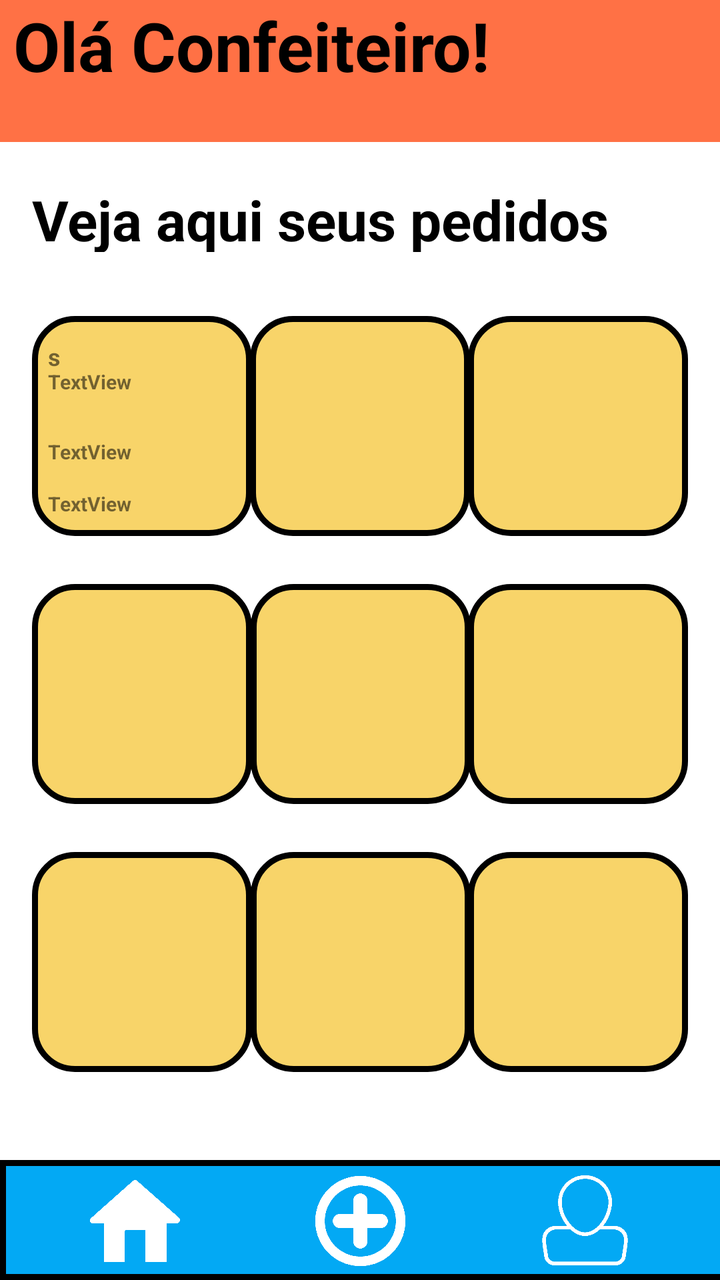
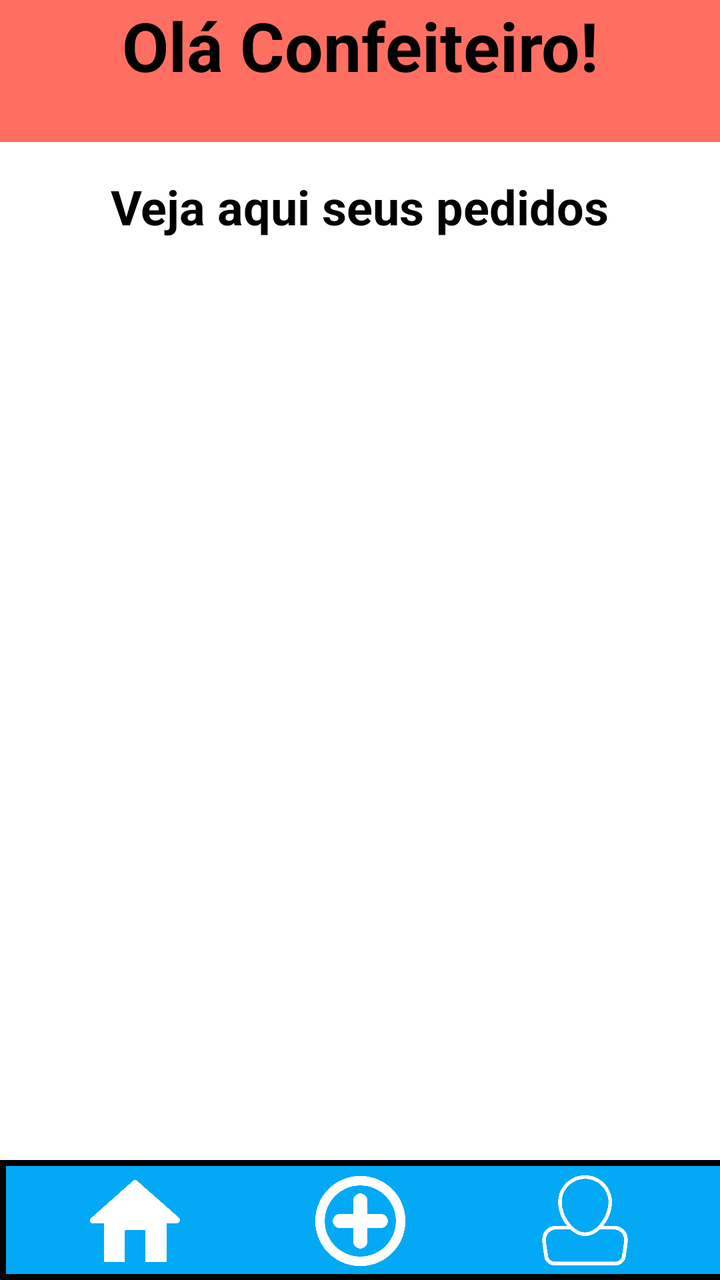

Compare the two renders of this Android layout. The source of the first and the diff that turns it into the second are given below.
<!-- AndroidManifest.xml: application theme Theme.DocesDoDia -->
<!-- res/layout/activity_tela_pedidos.xml -->
<?xml version="1.0" encoding="utf-8"?>
<androidx.constraintlayout.widget.ConstraintLayout xmlns:android="http://schemas.android.com/apk/res/android"
    xmlns:app="http://schemas.android.com/apk/res-auto"
    xmlns:tools="http://schemas.android.com/tools"
    android:layout_width="match_parent"
    android:layout_height="match_parent"
    tools:context=".TelaPedidos">

    <View
        android:id="@+id/fundobts1"
        android:layout_width="413dp"
        android:layout_height="60dp"
        android:background="@drawable/container_fundobts"
        app:layout_constraintBottom_toBottomOf="parent"
        app:layout_constraintEnd_toEndOf="parent"
        app:layout_constraintHorizontal_bias="0.0"
        app:layout_constraintStart_toStartOf="parent"
        app:layout_constraintTop_toBottomOf="@+id/telinha8"
        app:layout_constraintVertical_bias="1.0"
        tools:ignore="MissingConstraints" />

    <TextView
        android:id="@+id/textOla"
        android:layout_width="414dp"
        android:layout_height="71dp"
        android:background="#FF7145"
        android:text="    Olá Confeiteiro!"
        android:textAlignment="textStart"
        android:textColor="@color/black"
        android:textSize="34sp"
        android:textStyle="bold"
        app:layout_constraintEnd_toEndOf="parent"
        app:layout_constraintStart_toStartOf="parent"
        app:layout_constraintTop_toTopOf="parent" />


    <TextView
        android:id="@+id/textpedidos"
        android:layout_width="345dp"
        android:layout_height="35dp"
        android:layout_marginStart="16dp"
        android:layout_marginTop="20dp"
        android:text="Veja aqui seus pedidos"
        android:textColor="#000000"
        android:textSize="28sp"
        android:textStyle="bold"
        app:layout_constraintStart_toStartOf="parent"
        app:layout_constraintTop_toBottomOf="@+id/textOla"
        tools:ignore="MissingConstraints" />

    <View
        android:id="@+id/telinha1"
        android:layout_width="110dp"
        android:layout_height="110dp"
        android:layout_marginStart="16dp"
        android:layout_marginTop="32dp"
        android:background="@drawable/container_telinhas"
        app:layout_constraintStart_toStartOf="parent"
        app:layout_constraintTop_toBottomOf="@+id/textpedidos"
        tools:ignore="MissingConstraints" />

    <View
        android:id="@+id/telinha2"
        android:layout_width="110dp"
        android:layout_height="110dp"
        android:layout_marginTop="32dp"
        android:background="@drawable/container_telinhas"
        app:layout_constraintEnd_toStartOf="@+id/telinha3"
        app:layout_constraintStart_toEndOf="@+id/telinha1"
        app:layout_constraintTop_toBottomOf="@+id/textpedidos"
        tools:ignore="MissingConstraints" />

    <View
        android:id="@+id/telinha3"
        android:layout_width="110dp"
        android:layout_height="110dp"
        android:layout_marginTop="32dp"
        android:layout_marginEnd="16dp"
        android:background="@drawable/container_telinhas"
        app:layout_constraintEnd_toEndOf="parent"
        app:layout_constraintTop_toBottomOf="@+id/textpedidos"
        tools:ignore="MissingConstraints" />

    <View
        android:id="@+id/telinha4"
        android:layout_width="110dp"
        android:layout_height="110dp"
        android:layout_marginStart="16dp"
        android:layout_marginTop="24dp"
        android:background="@drawable/container_telinhas"
        app:layout_constraintStart_toStartOf="parent"
        app:layout_constraintTop_toBottomOf="@+id/telinha1"
        tools:ignore="MissingConstraints" />

    <View
        android:id="@+id/telinha5"
        android:layout_width="110dp"
        android:layout_height="110dp"
        android:layout_marginTop="24dp"
        android:background="@drawable/container_telinhas"
        app:layout_constraintEnd_toStartOf="@+id/telinha6"
        app:layout_constraintHorizontal_bias="0.489"
        app:layout_constraintStart_toEndOf="@+id/telinha4"
        app:layout_constraintTop_toBottomOf="@+id/telinha2"
        tools:ignore="MissingConstraints" />

    <View
        android:id="@+id/telinha6"
        android:layout_width="110dp"
        android:layout_height="110dp"
        android:layout_marginTop="24dp"
        android:layout_marginEnd="16dp"
        android:background="@drawable/container_telinhas"
        app:layout_constraintEnd_toEndOf="parent"
        app:layout_constraintTop_toBottomOf="@+id/telinha3"
        tools:ignore="MissingConstraints" />

    <View
        android:id="@+id/telinha7"
        android:layout_width="110dp"
        android:layout_height="110dp"
        android:layout_marginStart="16dp"
        android:layout_marginTop="24dp"
        android:background="@drawable/container_telinhas"
        app:layout_constraintStart_toStartOf="parent"
        app:layout_constraintTop_toBottomOf="@+id/telinha4"
        tools:ignore="MissingConstraints" />

    <View
        android:id="@+id/telinha8"
        android:layout_width="110dp"
        android:layout_height="110dp"
        android:layout_marginTop="24dp"
        android:background="@drawable/container_telinhas"
        app:layout_constraintEnd_toStartOf="@+id/telinha9"
        app:layout_constraintHorizontal_bias="0.489"
        app:layout_constraintStart_toEndOf="@+id/telinha7"
        app:layout_constraintTop_toBottomOf="@+id/telinha5"
        tools:ignore="MissingConstraints" />

    <View
        android:id="@+id/telinha9"
        android:layout_width="110dp"
        android:layout_height="110dp"
        android:layout_marginTop="24dp"
        android:layout_marginEnd="16dp"
        android:background="@drawable/container_telinhas"
        app:layout_constraintEnd_toEndOf="parent"
        app:layout_constraintTop_toBottomOf="@+id/telinha6"
        tools:ignore="MissingConstraints" />

    <TextView
        android:id="@+id/textNomeP"
        android:layout_width="90dp"
        android:layout_height="14dp"
        android:layout_marginStart="8dp"
        android:layout_marginTop="12dp"
        android:text="s"
        android:textSize="12sp"
        android:textStyle="bold"
        app:layout_constraintStart_toStartOf="@+id/telinha1"
        app:layout_constraintTop_toTopOf="@+id/telinha1" />

    <TextView
        android:id="@+id/textDescriP"
        android:layout_width="99dp"
        android:layout_height="35dp"
        android:layout_marginStart="8dp"
        android:text="TextView"
        android:textSize="10sp"
        android:textStyle="bold"
        app:layout_constraintStart_toStartOf="@+id/telinha1"
        app:layout_constraintTop_toBottomOf="@+id/textNomeP" />

    <TextView
        android:id="@+id/textEnderecoP"
        android:layout_width="99dp"
        android:layout_height="26dp"
        android:layout_marginStart="8dp"
        android:text="TextView"
        android:textSize="10sp"
        android:textStyle="bold"
        app:layout_constraintStart_toStartOf="@+id/telinha1"
        app:layout_constraintTop_toBottomOf="@+id/textDescriP" />

    <TextView
        android:id="@+id/textDataP"
        android:layout_width="80dp"
        android:layout_height="18dp"
        android:layout_marginStart="8dp"
        android:text="TextView"
        android:textSize="10sp"
        android:textStyle="bold"
        app:layout_constraintStart_toStartOf="@+id/telinha1"
        app:layout_constraintTop_toBottomOf="@+id/textEnderecoP" />

    <ImageView
        android:id="@+id/imageViewHome"
        android:layout_width="45dp"
        android:layout_height="45dp"
        android:layout_marginStart="45dp"
        app:layout_constraintBottom_toBottomOf="@+id/fundobts1"
        app:layout_constraintStart_toStartOf="@+id/fundobts1"
        app:layout_constraintTop_toTopOf="@+id/fundobts1"
        app:layout_constraintVertical_bias="0.533"
        app:srcCompat="@drawable/home" />

    <ImageView
        android:id="@+id/imageViewAdd"
        android:layout_width="45dp"
        android:layout_height="45dp"
        app:layout_constraintBottom_toBottomOf="@+id/fundobts1"
        app:layout_constraintEnd_toStartOf="@+id/imageViewPerfil"
        app:layout_constraintStart_toEndOf="@+id/imageViewHome"
        app:layout_constraintTop_toTopOf="@+id/fundobts1"
        app:layout_constraintVertical_bias="0.533"
        app:srcCompat="@drawable/maisbranco" />

    <ImageView
        android:id="@+id/imageViewPerfil"
        android:layout_width="45dp"
        android:layout_height="45dp"
        android:layout_marginEnd="45dp"
        app:layout_constraintBottom_toBottomOf="parent"
        app:layout_constraintEnd_toEndOf="parent"
        app:layout_constraintTop_toTopOf="@+id/fundobts1"
        app:srcCompat="@drawable/iconebranco" />


</androidx.constraintlayout.widget.ConstraintLayout>
<!-- resources referenced by this layout -->
<resources>
  <color name="black">#FF000000</color>
  <!-- drawable container_fundobts (drawable) -->
  <?xml version="1.0" encoding="utf-8"?>
  <shape xmlns:android="http://schemas.android.com/apk/res/android">
      <solid android:color="#03A9F4"/>
      <stroke android:color="@color/black" android:width="3dp"/>
  
  </shape>
  <!-- drawable container_telinhas (drawable) -->
  <?xml version="1.0" encoding="utf-8"?>
  <shape xmlns:android="http://schemas.android.com/apk/res/android">
  
      <solid android:color="#F8D469"/>
      <corners android:radius="20dp"/>
      <stroke android:color="@color/black" android:width="3dp"/>
  
  </shape>
  <!-- drawable home: png bitmap (drawable, 13123 bytes) -->
  <!-- drawable iconebranco: png bitmap (drawable, 4067 bytes) -->
  <!-- drawable maisbranco: png bitmap (drawable, 4518 bytes) -->
  <style name="Theme.DocesDoDia" parent="Theme.MaterialComponents.DayNight.DarkActionBar">
          
          <item name="colorPrimary">@color/purple_500</item>
          <item name="colorPrimaryVariant">@color/purple_700</item>
          <item name="colorOnPrimary">@color/white</item>
          
          <item name="colorSecondary">@color/teal_200</item>
          <item name="colorSecondaryVariant">@color/teal_700</item>
          <item name="colorOnSecondary">@color/black</item>
          
          <item name="android:statusBarColor" tools:targetApi="l">?attr/colorPrimaryVariant</item>
          
      </style>
  <color name="purple_500">#FF6200EE</color>
  <color name="purple_700">#FF3700B3</color>
  <color name="white">#FFFFFFFF</color>
  <color name="teal_200">#FF03DAC5</color>
  <color name="teal_700">#FF018786</color>
</resources>

<!-- the commit's change to res/layout/activity_tela_pedidos.xml (unified diff, before → after) -->
@@ -6,6 +6,47 @@
     android:layout_height="match_parent"
     tools:context=".TelaPedidos">
 
+    <TextView
+        android:id="@+id/textOla"
+        android:layout_width="match_parent"
+        android:layout_height="71dp"
+        android:background="#FF6F61"
+        android:text="Olá Confeiteiro!"
+        android:textAlignment="center"
+        android:textColor="@color/black"
+        android:textSize="34sp"
+        android:textStyle="bold"
+        app:layout_constraintTop_toTopOf="parent" />
+
+
+    <TextView
+        android:id="@+id/textpedidos"
+        android:layout_width="wrap_content"
+        android:layout_height="wrap_content"
+        android:layout_marginTop="16dp"
+        android:text="Veja aqui seus pedidos"
+        android:textColor="#000000"
+        android:textSize="24sp"
+        android:textStyle="bold"
+        app:layout_constraintTop_toBottomOf="@+id/textOla"
+        app:layout_constraintStart_toStartOf="parent"
+        app:layout_constraintEnd_toEndOf="parent" />
+
+    
+    <androidx.recyclerview.widget.RecyclerView
+        android:id="@+id/recyclerPedidos"
+        android:layout_width="match_parent"
+        android:layout_height="0dp"
+        android:layout_marginTop="16dp"
+        app:layout_constraintTop_toBottomOf="@+id/textpedidos"
+        app:layout_constraintBottom_toTopOf="@+id/fundobts1"
+        app:layout_constraintStart_toStartOf="parent"
+        app:layout_constraintEnd_toEndOf="parent"
+        tools:listitem="@layout/item_pedido" />
+
+
+
+    
     <View
         android:id="@+id/fundobts1"
         android:layout_width="413dp"
@@ -15,184 +56,8 @@
         app:layout_constraintEnd_toEndOf="parent"
         app:layout_constraintHorizontal_bias="0.0"
         app:layout_constraintStart_toStartOf="parent"
-        app:layout_constraintTop_toBottomOf="@+id/telinha8"
         app:layout_constraintVertical_bias="1.0"
         tools:ignore="MissingConstraints" />
-
-    <TextView
-        android:id="@+id/textOla"
-        android:layout_width="414dp"
-        android:layout_height="71dp"
-        android:background="#FF7145"
-        android:text="    Olá Confeiteiro!"
-        android:textAlignment="textStart"
-        android:textColor="@color/black"
-        android:textSize="34sp"
-        android:textStyle="bold"
-        app:layout_constraintEnd_toEndOf="parent"
-        app:layout_constraintStart_toStartOf="parent"
-        app:layout_constraintTop_toTopOf="parent" />
-
-
-    <TextView
-        android:id="@+id/textpedidos"
-        android:layout_width="345dp"
-        android:layout_height="35dp"
-        android:layout_marginStart="16dp"
-        android:layout_marginTop="20dp"
-        android:text="Veja aqui seus pedidos"
-        android:textColor="#000000"
-        android:textSize="28sp"
-        android:textStyle="bold"
-        app:layout_constraintStart_toStartOf="parent"
-        app:layout_constraintTop_toBottomOf="@+id/textOla"
-        tools:ignore="MissingConstraints" />
-
-    <View
-        android:id="@+id/telinha1"
-        android:layout_width="110dp"
-        android:layout_height="110dp"
-        android:layout_marginStart="16dp"
-        android:layout_marginTop="32dp"
-        android:background="@drawable/container_telinhas"
-        app:layout_constraintStart_toStartOf="parent"
-        app:layout_constraintTop_toBottomOf="@+id/textpedidos"
-        tools:ignore="MissingConstraints" />
-
-    <View
-        android:id="@+id/telinha2"
-        android:layout_width="110dp"
-        android:layout_height="110dp"
-        android:layout_marginTop="32dp"
-        android:background="@drawable/container_telinhas"
-        app:layout_constraintEnd_toStartOf="@+id/telinha3"
-        app:layout_constraintStart_toEndOf="@+id/telinha1"
-        app:layout_constraintTop_toBottomOf="@+id/textpedidos"
-        tools:ignore="MissingConstraints" />
-
-    <View
-        android:id="@+id/telinha3"
-        android:layout_width="110dp"
-        android:layout_height="110dp"
-        android:layout_marginTop="32dp"
-        android:layout_marginEnd="16dp"
-        android:background="@drawable/container_telinhas"
-        app:layout_constraintEnd_toEndOf="parent"
-        app:layout_constraintTop_toBottomOf="@+id/textpedidos"
-        tools:ignore="MissingConstraints" />
-
-    <View
-        android:id="@+id/telinha4"
-        android:layout_width="110dp"
-        android:layout_height="110dp"
-        android:layout_marginStart="16dp"
-        android:layout_marginTop="24dp"
-        android:background="@drawable/container_telinhas"
-        app:layout_constraintStart_toStartOf="parent"
-        app:layout_constraintTop_toBottomOf="@+id/telinha1"
-        tools:ignore="MissingConstraints" />
-
-    <View
-        android:id="@+id/telinha5"
-        android:layout_width="110dp"
-        android:layout_height="110dp"
-        android:layout_marginTop="24dp"
-        android:background="@drawable/container_telinhas"
-        app:layout_constraintEnd_toStartOf="@+id/telinha6"
-        app:layout_constraintHorizontal_bias="0.489"
-        app:layout_constraintStart_toEndOf="@+id/telinha4"
-        app:layout_constraintTop_toBottomOf="@+id/telinha2"
-        tools:ignore="MissingConstraints" />
-
-    <View
-        android:id="@+id/telinha6"
-        android:layout_width="110dp"
-        android:layout_height="110dp"
-        android:layout_marginTop="24dp"
-        android:layout_marginEnd="16dp"
-        android:background="@drawable/container_telinhas"
-        app:layout_constraintEnd_toEndOf="parent"
-        app:layout_constraintTop_toBottomOf="@+id/telinha3"
-        tools:ignore="MissingConstraints" />
-
-    <View
-        android:id="@+id/telinha7"
-        android:layout_width="110dp"
-        android:layout_height="110dp"
-        android:layout_marginStart="16dp"
-        android:layout_marginTop="24dp"
-        android:background="@drawable/container_telinhas"
-        app:layout_constraintStart_toStartOf="parent"
-        app:layout_constraintTop_toBottomOf="@+id/telinha4"
-        tools:ignore="MissingConstraints" />
-
-    <View
-        android:id="@+id/telinha8"
-        android:layout_width="110dp"
-        android:layout_height="110dp"
-        android:layout_marginTop="24dp"
-        android:background="@drawable/container_telinhas"
-        app:layout_constraintEnd_toStartOf="@+id/telinha9"
-        app:layout_constraintHorizontal_bias="0.489"
-        app:layout_constraintStart_toEndOf="@+id/telinha7"
-        app:layout_constraintTop_toBottomOf="@+id/telinha5"
-        tools:ignore="MissingConstraints" />
-
-    <View
-        android:id="@+id/telinha9"
-        android:layout_width="110dp"
-        android:layout_height="110dp"
-        android:layout_marginTop="24dp"
-        android:layout_marginEnd="16dp"
-        android:background="@drawable/container_telinhas"
-        app:layout_constraintEnd_toEndOf="parent"
-        app:layout_constraintTop_toBottomOf="@+id/telinha6"
-        tools:ignore="MissingConstraints" />
-
-    <TextView
-        android:id="@+id/textNomeP"
-        android:layout_width="90dp"
-        android:layout_height="14dp"
-        android:layout_marginStart="8dp"
-        android:layout_marginTop="12dp"
-        android:text="s"
-        android:textSize="12sp"
-        android:textStyle="bold"
-        app:layout_constraintStart_toStartOf="@+id/telinha1"
-        app:layout_constraintTop_toTopOf="@+id/telinha1" />
-
-    <TextView
-        android:id="@+id/textDescriP"
-        android:layout_width="99dp"
-        android:layout_height="35dp"
-        android:layout_marginStart="8dp"
-        android:text="TextView"
-        android:textSize="10sp"
-        android:textStyle="bold"
-        app:layout_constraintStart_toStartOf="@+id/telinha1"
-        app:layout_constraintTop_toBottomOf="@+id/textNomeP" />
-
-    <TextView
-        android:id="@+id/textEnderecoP"
-        android:layout_width="99dp"
-        android:layout_height="26dp"
-        android:layout_marginStart="8dp"
-        android:text="TextView"
-        android:textSize="10sp"
-        android:textStyle="bold"
-        app:layout_constraintStart_toStartOf="@+id/telinha1"
-        app:layout_constraintTop_toBottomOf="@+id/textDescriP" />
-
-    <TextView
-        android:id="@+id/textDataP"
-        android:layout_width="80dp"
-        android:layout_height="18dp"
-        android:layout_marginStart="8dp"
-        android:text="TextView"
-        android:textSize="10sp"
-        android:textStyle="bold"
-        app:layout_constraintStart_toStartOf="@+id/telinha1"
-        app:layout_constraintTop_toBottomOf="@+id/textEnderecoP" />
 
     <ImageView
         android:id="@+id/imageViewHome"
@@ -228,3 +93,43 @@
 
 
 </androidx.constraintlayout.widget.ConstraintLayout>
+<!-- res/layout/item_pedido.xml (included above) -->
+<?xml version="1.0" encoding="utf-8"?>
+<androidx.cardview.widget.CardView xmlns:android="http://schemas.android.com/apk/res/android"
+    android:layout_width="match_parent"
+    android:layout_height="wrap_content"
+    android:layout_margin="8dp"
+    android:elevation="4dp">
+
+    <LinearLayout
+        android:layout_width="match_parent"
+        android:layout_height="wrap_content"
+        android:orientation="vertical"
+        android:padding="16dp">
+
+        <TextView
+            android:id="@+id/textNome"
+            android:layout_width="wrap_content"
+            android:layout_height="wrap_content"
+            android:text="Nome do Cliente"
+            android:textStyle="bold" />
+
+        <TextView
+            android:id="@+id/textDescricao"
+            android:layout_width="wrap_content"
+            android:layout_height="wrap_content"
+            android:text="Descrição" />
+
+        <TextView
+            android:id="@+id/textEndereco"
+            android:layout_width="wrap_content"
+            android:layout_height="wrap_content"
+            android:text="Endereço" />
+
+        <TextView
+            android:id="@+id/textData"
+            android:layout_width="wrap_content"
+            android:layout_height="wrap_content"
+            android:text="Data do Pedido" />
+    </LinearLayout>
+</androidx.cardview.widget.CardView>
<!-- resource entries referenced after the edit -->
@@ -5,15 +5,6 @@
   <?xml version="1.0" encoding="utf-8"?>
   <shape xmlns:android="http://schemas.android.com/apk/res/android">
       <solid android:color="#03A9F4"/>
-      <stroke android:color="@color/black" android:width="3dp"/>
-  
-  </shape>
-  <!-- drawable container_telinhas (drawable) -->
-  <?xml version="1.0" encoding="utf-8"?>
-  <shape xmlns:android="http://schemas.android.com/apk/res/android">
-  
-      <solid android:color="#F8D469"/>
-      <corners android:radius="20dp"/>
       <stroke android:color="@color/black" android:width="3dp"/>
   
   </shape>
